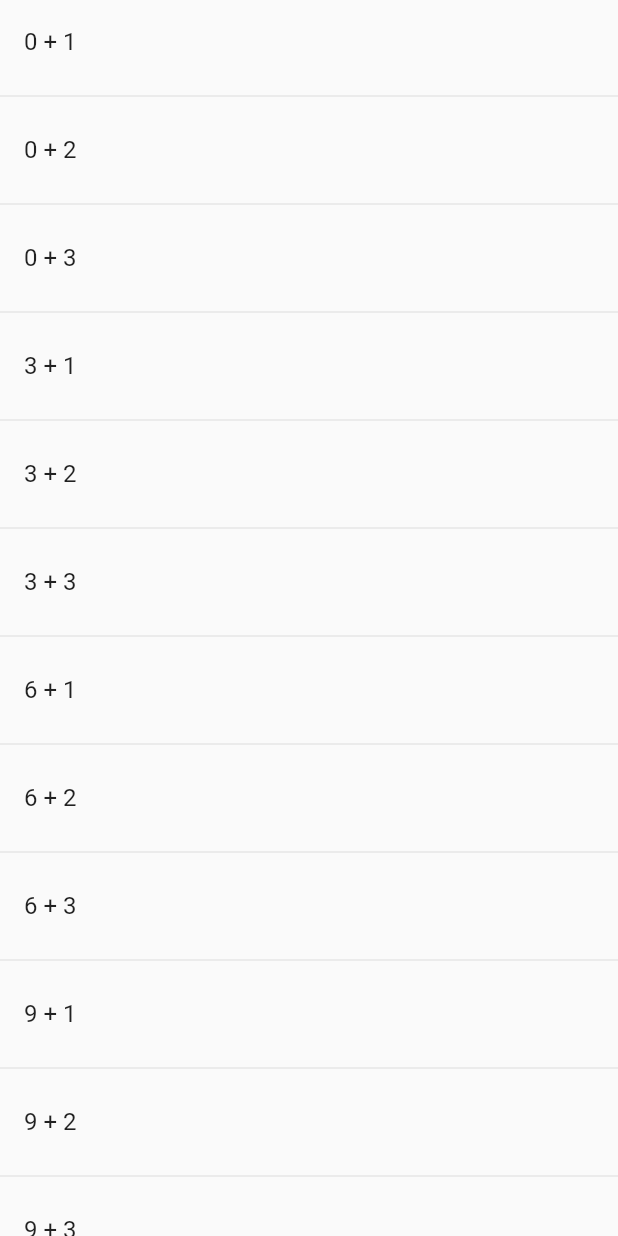
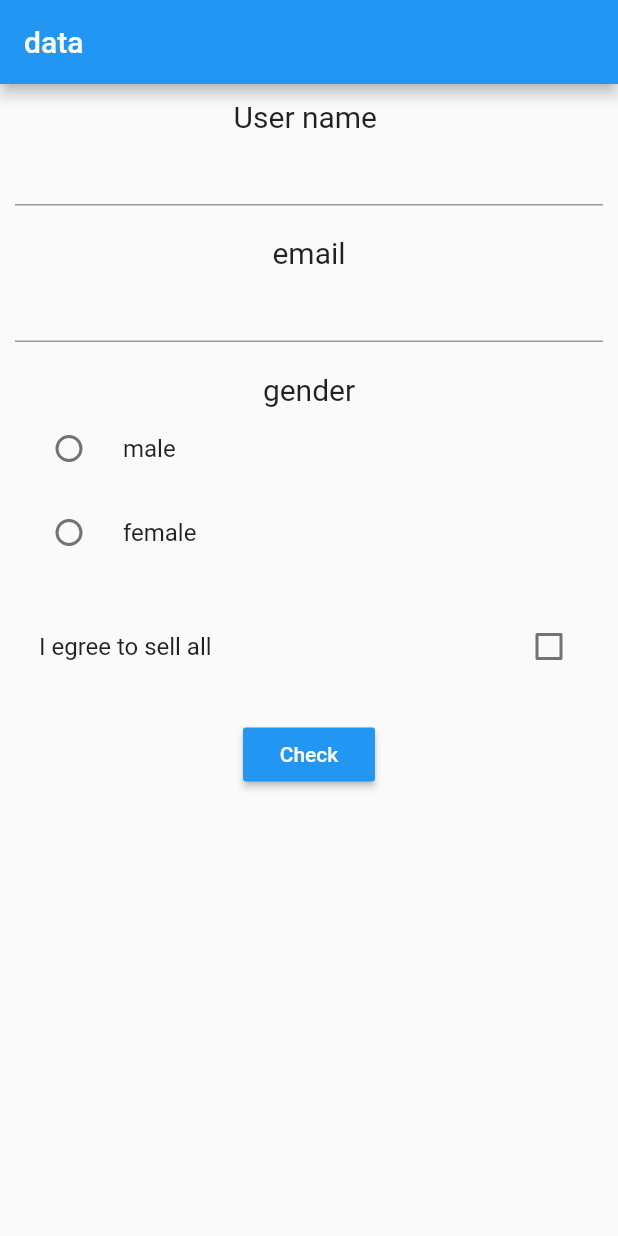
Before and after one commit to oskalo/flutter_try, a Flutter app: the screen it shows after launch, on a phone screen of 412 x 824 dp. Run offline on Flutter 3.47's test engine with Material 2 defaults, Android fonts, the phone set to English and light mode, and no system bars; our stand-ins replace validators.

Commit message:
fourth lesson https://www.youtube.com/watch?v=GZ-CDwbDPDQ

```diff
--- a/lib/main.dart
+++ b/lib/main.dart
@@ -1,35 +1,91 @@
 import 'package:flutter/material.dart';
+import 'package:validators/validators.dart';
 
-class MyBody extends StatefulWidget {
+enum GenderList{male, female}
+
+class MyForm extends StatefulWidget {
   @override
-  State<StatefulWidget> createState() => MyBodyState();
+  State<StatefulWidget> createState() => MyFormState();
 }
 
-class MyBodyState extends State<MyBody>{
-  List<String> _array = [];
+class MyFormState extends State {
+
+  GenderList _gender;
+  final _fromKey = GlobalKey<FormState>();
+  bool _agreement = false;
+
+  @override
   Widget build(BuildContext context) {
-    return ListView.builder(itemBuilder: (context, i) {
-      print('num $i : notchet = {$i.isOdd}');
+    return new Container(
+        padding: EdgeInsets.all(10.0),
+        child: new Form(key: _fromKey, child: new Column(children: <Widget>[
+          // NAME
+          new Text("User name ", style: TextStyle(fontSize: 20.0)),
+          new TextFormField(validator: (value){
+            if (value.isEmpty) return "please enter your name";
+          }),
 
-      if (i.isOdd) return new Divider();
+          new SizedBox(height: 20.0),
 
-      final int index = i ~/2;
+          // MAIL
+          new Text("email", style: TextStyle(fontSize: 20.0)),
+          new TextFormField(validator: (value){
+            if (value.isEmpty) return "please enter your email";
+            if (!isEmail(value)) return "it is not  E-mail";
+            return null;
+          }),
 
-      if (index >= _array.length) {
-        print("index $index");
-        print("lenght ${_array.length}");
-        _array.addAll(['$index + 1', '$index + 2', '$index + 3']);
-      }
+          new SizedBox(height: 20.0),
 
-      return new ListTile(title: new Text(_array[index]));
-      }
+          // GENDER
+          new Text("gender", style: TextStyle(fontSize: 20.0)),
+          new RadioListTile(title: Text("male"), value: GenderList.male, groupValue: _gender, onChanged: (GenderList value){
+            setState(() {
+              _gender = value;
+            });
+          }),
+          new RadioListTile(title: Text("female"), value: GenderList.female, groupValue: _gender, onChanged: (GenderList value){
+            setState(() {
+              _gender = value;
+            });
+          }),
+
+          new SizedBox(height: 20.0),
+
+          new CheckboxListTile(value: _agreement,
+              title: new Text("I egree to sell all"),
+              onChanged: (bool value) => setState(() => _agreement = value)),
+          new SizedBox(height: 20.0),
+
+          new RaisedButton(onPressed: (){
+            if (_fromKey.currentState.validate()) {
+              Color color = Colors.red;
+              String text;
+
+
+              if (_gender == null) text = "You didn't chouse gender";
+              else if(_agreement == false) text = "pull agree mather fucker";
+              else {
+                text = "Form good";
+                color = Colors.green;
+              }
+
+              Scaffold.of(context).showSnackBar(new SnackBar(content: new Text(text), backgroundColor: color));
+            }
+
+
+          }, child: Text("Check"), color: Colors.blue, textColor: Colors.white)
+        ],))
     );
   }
 }
 
 void main() => runApp(
-  new MaterialApp(
-    debugShowCheckedModeBanner: false,
-    home: new Scaffold(body: new Center(child: new MyBody()))
+new MaterialApp(
+  debugShowCheckedModeBanner: false,
+  home: new Scaffold(
+    appBar: new AppBar(title: new Text("data")),
+    body: MyForm()
   )
+)
 );
--- a/pubspec.yaml
+++ b/pubspec.yaml
@@ -28,6 +28,7 @@ dev_dependencies:
   flutter_test:
     sdk: flutter
   url_launcher: ^3.0.1
+  validators: ^2.0.0
 
 # For information on the generic Dart part of this file, see the
 # following page: https://dart.dev/tools/pub/pubspec
```
Also changed, not shown: pubspec.lock.
